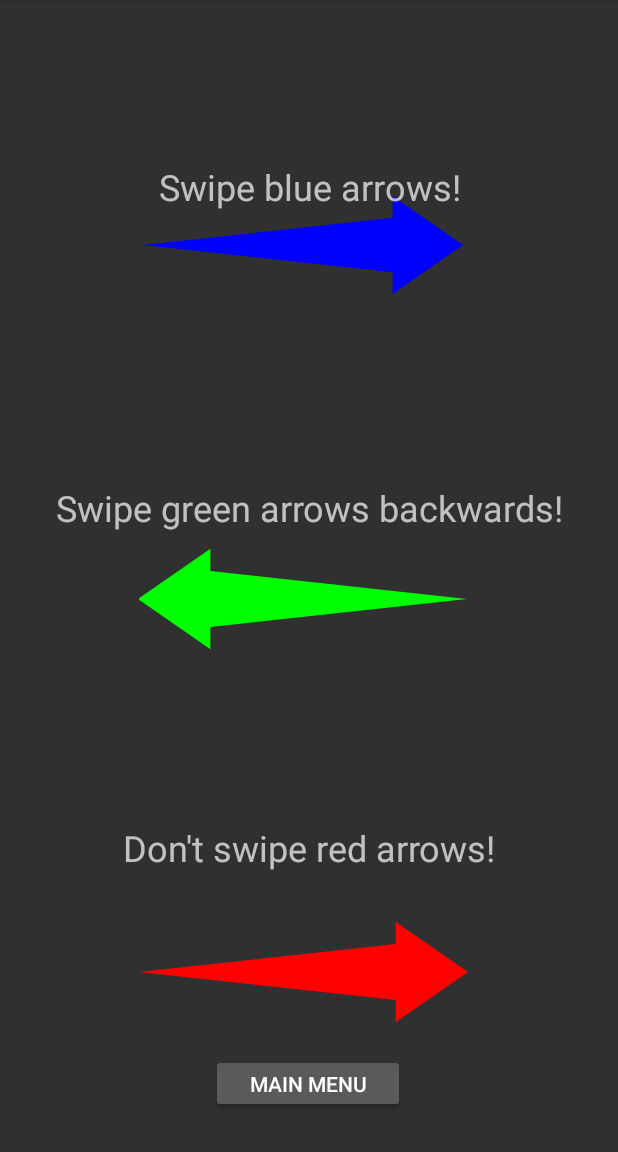
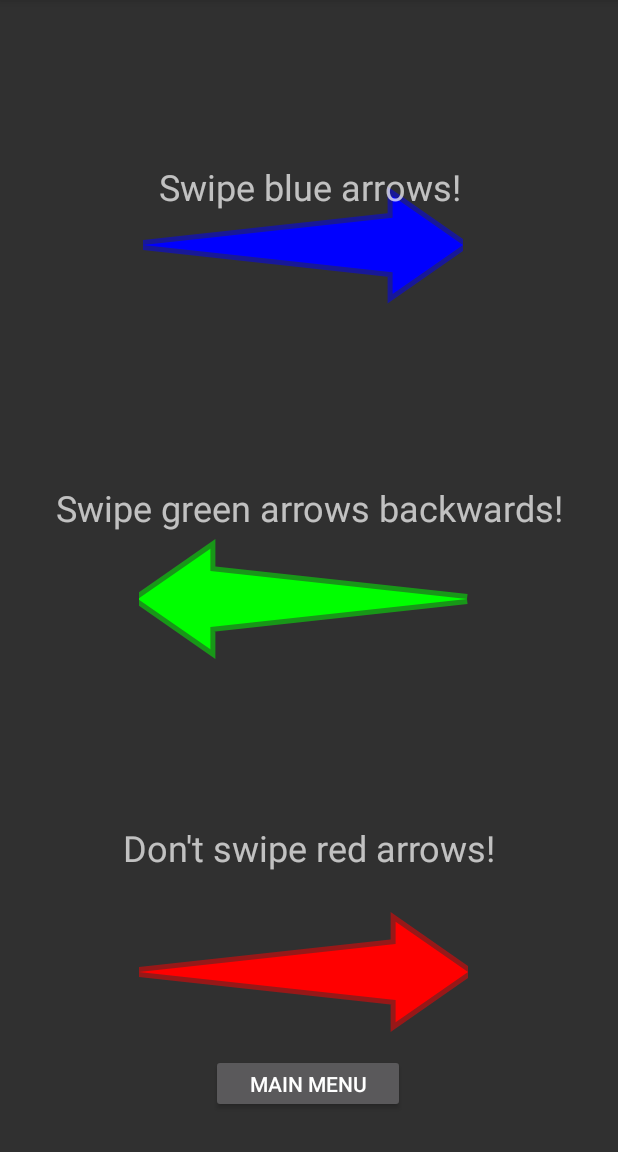
Before and after one commit to jballen73/Slash, an Android app: the InstructionsActivity screen opened directly, with no data from a screen before it, on a phone screen of 412 x 824 dp, the part 84-1236 px from its top. Run offline under Robolectric (Android 15) with nearby library versions, the phone set to English and light mode, and no system bars.

Commit message:
Added border to arrow which appears yellow when arrow is swiped correctly and black (not currently visible with current app theme) when arrow is swiped incorrectly

```diff
--- a/app/src/main/java/projects/jballen/slash/GameArrow.java
+++ b/app/src/main/java/projects/jballen/slash/GameArrow.java
@@ -14,6 +14,7 @@ import static projects.jballen.slash.Constants.BASE_ARROW_WIDTH_PERCENT;
 
 public class GameArrow extends View {
     private int color = Color.BLUE;
+    private int borderColor = color;
     private int directionValue = 8;
     private int alpha = 255;
     private FlingType direction;
@@ -76,6 +77,7 @@ public class GameArrow extends View {
         // Draw the arrow.
         arrowPaint.setColor(color);
         arrowPaint.setAlpha(alpha);
+        arrowPaint.setStyle(Paint.Style.FILL);
         arrowPath.moveTo(contentWidth / 2, 0);
         arrowPath.rLineTo(-(contentWidth * BASE_ARROW_WIDTH_PERCENT)/2, contentHeight * BASE_ARROW_HEIGHT_PERCENT);
         arrowPath.rLineTo(-(contentWidth * (BASE_ARROW_WIDTH_PERCENT)/(2.5f)), 0);
@@ -85,6 +87,11 @@ public class GameArrow extends View {
                 -contentHeight * (1-BASE_ARROW_HEIGHT_PERCENT));
         arrowPath.rLineTo(-(contentWidth * (BASE_ARROW_WIDTH_PERCENT)/(2.5f)), 0);
         arrowPath.rLineTo(-(contentWidth * BASE_ARROW_WIDTH_PERCENT)/2, -contentHeight * BASE_ARROW_HEIGHT_PERCENT);
+        canvas.drawPath(arrowPath, arrowPaint);
+        arrowPaint.setColor(borderColor);
+        arrowPaint.setStyle(Paint.Style.STROKE);
+        arrowPaint.setStrokeWidth(10);
+        arrowPaint.setAlpha(alpha/2);
         canvas.drawPath(arrowPath, arrowPaint);
         canvas.restore();
 
@@ -131,6 +138,7 @@ public class GameArrow extends View {
      */
     public void setColor(int color) {
         this.color = color;
+        this.borderColor = color;
         invalidateTextPaintAndMeasurements();
     }
     public void setDirection(int direction) {
@@ -143,6 +151,9 @@ public class GameArrow extends View {
         this.alpha = alpha;
         invalidateTextPaintAndMeasurements();
     }
+    public void setBorderColor(int newBorderColor) {
+        this.borderColor = newBorderColor;
+    }
 
 
 
--- a/app/src/main/java/projects/jballen/slash/GameCallbackInterface.java
+++ b/app/src/main/java/projects/jballen/slash/GameCallbackInterface.java
@@ -10,4 +10,5 @@ public interface GameCallbackInterface {
     void playFailureSound();
     void updateAlpha(int newAlpha);
     void setFirstArrow(ArrowAttributes attributes);
+    void setBorder(int borerColor);
 }
--- a/app/src/main/java/projects/jballen/slash/GameService.java
+++ b/app/src/main/java/projects/jballen/slash/GameService.java
@@ -2,6 +2,7 @@ package projects.jballen.slash;
 
 import android.app.Service;
 import android.content.Intent;
+import android.graphics.Color;
 import android.os.Binder;
 import android.os.IBinder;
 import android.util.Log;
@@ -92,13 +93,14 @@ public class GameService extends Service {
                     barAmount = Math.min(barAmount + SUCCESS_INCREASE, 100);
                     increaseScore();
                     callbackInterface.updateProgressBar(barAmount);
-
+                    callbackInterface.setBorder(Color.YELLOW);
                     currentArrow = makeNewArrow();
                     callbackInterface.setArrow(currentArrow);
                     callbackInterface.playSuccessSound(currentArrow.getArrowType());
                 } else {
                     barAmount = Math.max(barAmount + REGULAR_FAILURE_DECREASE, 0);
                     callbackInterface.updateProgressBar(barAmount);
+                    callbackInterface.setBorder(Color.BLACK);
                     currentArrow = makeNewArrow();
                     callbackInterface.setArrow(currentArrow);
                     callbackInterface.playFailureSound();
@@ -107,6 +109,7 @@ public class GameService extends Service {
                 redCount = 0;
                 barAmount = Math.max(barAmount + REGULAR_FAILURE_DECREASE, 0);
                 callbackInterface.updateProgressBar(barAmount);
+                callbackInterface.setBorder(Color.BLACK);
                 ArrowAttributes newArrow = makeNewArrow();
                 currentArrow = newArrow;
                 callbackInterface.setArrow(newArrow);
@@ -145,6 +148,7 @@ public class GameService extends Service {
                     barAmount = Math.max(barAmount - 1, 0);
                     redCount++;
                     if (redCount >= maxRedScore) {
+                        callbackInterface.setBorder(Color.YELLOW);
                         currentArrow = makeNewArrow();
                         callbackInterface.setArrow(currentArrow);
                         redCount = 0;
```
Also changed, not shown: app/src/main/java/projects/jballen/slash/GameActivity.java (+9 -0 lines).
